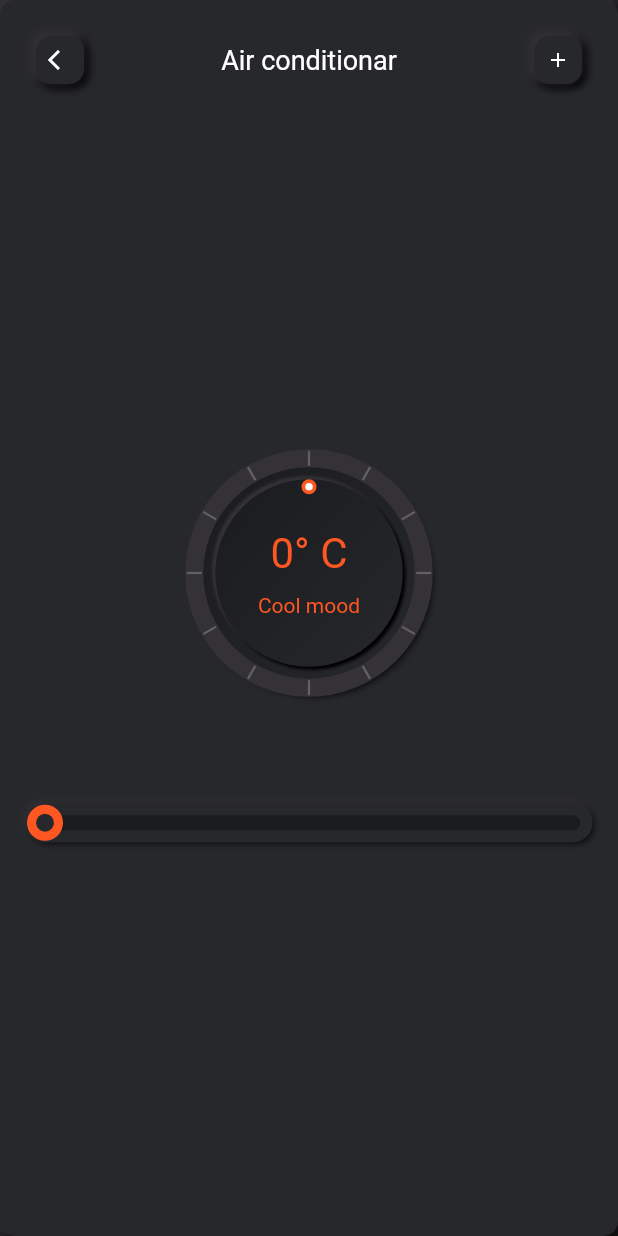
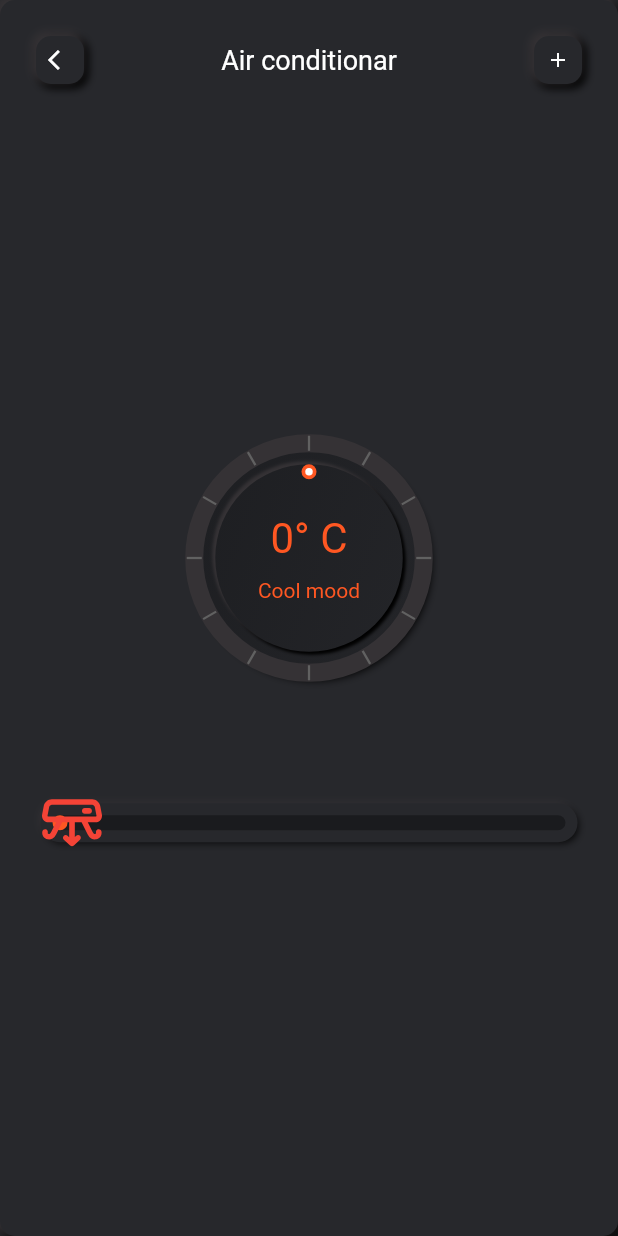
Before and after one commit to Ajit121/smart_home, a Flutter app: the screen it shows after launch, after a tap on "Air conditionar", on a phone screen of 412 x 824 dp. Run offline on Flutter 3.47's test engine with Material 2 defaults, Android fonts, the phone set to English and light mode, and no system bars; our stand-ins replace flutter_svg.

Commit message:
Custom tempreture seekbar and tempreture dial gesture tempreture

```diff
--- a/lib/device.dart
+++ b/lib/device.dart
@@ -1,11 +1,14 @@
+import 'dart:collection';
 import 'dart:math';
 
 import 'package:flutter/cupertino.dart';
 import 'package:flutter/material.dart';
 import 'package:flutter/painting.dart';
+import 'package:flutter_svg/svg.dart';
 import 'package:smart_home/data/Device.dart';
 import 'package:smart_home/theme/Colors.dart';
 import 'package:smart_home/theme/theme.dart';
+import 'package:smart_home/utils.dart';
 import 'package:vector_math/vector_math.dart' show radians;
 import 'dart:math' as math;
 
@@ -57,6 +60,8 @@
 
   @override
   Widget build(BuildContext context) {
+    double width = MediaQuery.of(context).size.width;
+    print('HeaderWidget width $width');
     return Row(
       mainAxisSize: MainAxisSize.min,
       children: <Widget>[
@@ -130,31 +135,13 @@
   double _blurRadius = 4;
   double _spreadRadius = 1;
   double _offset = 4;
-  double _currentDragPercent;
-  double _currentTempreture = 0;
+  int _currentTempreture = 0;
 
-  //bool isDragging = false;
- // PolarCoord lastDragCoord;
-
-  PolarCoord _startDragCoord;
-
-  void _onDragStart(PolarCoord coord) {
-    _startDragCoord = coord;
-    _startDragPercent = _currentTempreture / 100;
-  }
-
-  void _onDragUpdate(PolarCoord coord) {
-    final dragAngle = coord.angle - _startDragCoord.angle;
-    final dragPercent = dragAngle / (2 * pi);
-
+  void onTempretureUpdate(int tempreture) {
     setState(() {
-      _currentDragPercent = (_startDragPercent + dragPercent) % 1.0;
-      _currentTempreture = _currentDragPercent * 100;
-
+      _currentTempreture = tempreture;
     });
   }
-
-  void _onDragEnd() {}
 
   @override
   Widget build(BuildContext context) {
@@ -186,9 +173,7 @@
                   ),
                   child: TempretureDial(
                     tempreture: _currentTempreture.toInt(),
-                    onTempretureUpdateStart: _onDragStart,
-                    onTempretureUpdate: _onDragUpdate,
-                    onTempretureUpdateEnd: _onDragEnd,
+                    onTempretureUpdate: onTempretureUpdate,
                   ),
                 ),
               ),
@@ -202,8 +187,14 @@
             Hero(
               tag: '${widget.device.deviceName}slider',
               child: Container(
-                  decoration: widgetDecoration,
-                  child: TempretureSlider(tempreture: _currentTempreture)),
+                child: Stack(
+                  children: <Widget>[
+                    TempretureSlider(
+                        tempreture: _currentTempreture,
+                        onTempretureUpdate: onTempretureUpdate),
+                  ],
+                ),
+              ),
             ),
           ],
         ),
@@ -212,28 +203,46 @@
   }
 }
 
-class TempretureDial extends StatelessWidget {
+class TempretureDial extends StatefulWidget {
   int tempreture;
 
-  Function(PolarCoord coord) onTempretureUpdate;
-  Function(PolarCoord coord) onTempretureUpdateStart;
-  Function() onTempretureUpdateEnd;
+  Function(int tempreture) onTempretureUpdate;
 
-  TempretureDial(
-      {this.tempreture,
-      this.onTempretureUpdateStart,
-      this.onTempretureUpdate,
-      this.onTempretureUpdateEnd});
+  TempretureDial({this.tempreture, this.onTempretureUpdate});
+
+  @override
+  _TempretureDialState createState() => _TempretureDialState();
+}
+
+class _TempretureDialState extends State<TempretureDial> {
+  double _startDragPercent = 0;
+
+  double _currentDragPercent;
+
+  double _currentTempreture = 0;
+
+  PolarCoord _startDragCoord;
 
   @override
   Widget build(BuildContext context) {
     return RadialDragGestureDetector(
-      onRadialDragUpdate: onTempretureUpdate,
-      onRadialDragStart: onTempretureUpdateStart,
-      onRadialDragEnd: onTempretureUpdateEnd,
+      onRadialDragUpdate: (PolarCoord coord) {
+        final dragAngle = coord.angle - _startDragCoord.angle;
+        final dragPercent = dragAngle / (2 * pi);
+
+        setState(() {
+          _currentDragPercent = (_startDragPercent + dragPercent) % 1.0;
+          _currentTempreture = _currentDragPercent * 101;
+        });
+        widget.onTempretureUpdate(_currentTempreture.toInt());
+      },
+      onRadialDragStart: (PolarCoord coord) {
+        _startDragCoord = coord;
+        _startDragPercent = _currentTempreture / 101;
+      },
       child: Container(
         child: CustomPaint(
-          foregroundPainter: TempretureIndicator(tempreture: tempreture),
+          foregroundPainter: TempretureIndicator(tempreture: widget.tempreture),
           child: Container(
             decoration: tempretureDialDecoration(),
             child: Container(
@@ -242,21 +251,29 @@
               decoration: tempretureDialDecoration(),
               child: CustomPaint(
                 foregroundPainter:
-                    TempretureProgressBar(tempreture: tempreture),
+                    TempretureProgressBar(tempreture: widget.tempreture),
                 child: Container(
                   margin: const EdgeInsets.all(28),
-                  child: Column(
+                  child: ListView(
+                    physics: NeverScrollableScrollPhysics(),
+                    shrinkWrap: true,
                     children: <Widget>[
-                      Text(
-                        '${tempreture.toInt()}\u00B0 C',
+                      Align(
+                        alignment: Alignment.center,
+                        child: Text(
+                          '${widget.tempreture.toInt()}\u00B0 C',
                           style: TextStyle(fontSize: 28, color: accentColor),
+                        ),
                       ),
                       SizedBox(
                         height: 10,
                       ),
-                      Text(
+                      Align(
+                        alignment: Alignment.center,
+                        child: Text(
                           'Cool mood',
                           style: TextStyle(fontSize: 14, color: accentColor),
+                        ),
                       )
                     ],
                   ),
@@ -341,6 +358,7 @@
     final circleWidth = 12.0;
     Offset center = Offset(size.width / 2, size.height / 2);
     double radius = min(size.width / 2, size.height / 2);
+
     Paint indicatorPaint = Paint()
       ..strokeWidth = circleWidth
       ..color = Brighter
@@ -352,27 +370,16 @@
 
     canvas.save();
 
-    final progressPercentage = tempreture / 100;
-
-    final progress = tempreture / 100;
-    final thumbAngle = 2 * pi * progress - (pi / 2);
-    final thumbX = cos(thumbAngle) * radius;
-    final thumbY = sin(thumbAngle) * radius;
-    final thumbCenter = new Offset(thumbX, thumbY) + center;
-
-    // final deg  = atan2(y2-y1, x2-x1);
-    // print('degree  $deg');
-    // print('progress $progressPercentage');
     List.generate(maxLines, (i) {
-      final lineAngle = 2 * pi * progress - (pi / 2);
-
-      //print('calculationg $lineAngle  and $thumbAngle');
-
       final a1 = Offset(0, radius + 5);
       final b1 = Offset(0, radius - 5);
 
+      final rotationAngle = 2 * pi / maxLines;
+
+
       canvas.drawLine(a1, b1, linePainter);
-      canvas.rotate(2 * pi / maxLines);
+
+      canvas.rotate(rotationAngle);
     });
 
     canvas.restore();
@@ -404,21 +411,31 @@
         end: Alignment.bottomRight,
         colors: [LightBrighter, backgroundColor]));
 
-class TempretureSlider extends StatelessWidget {
+class TempretureSlider extends StatefulWidget {
   final tempreture;
+  final Function(int tempreture) onTempretureUpdate;
 
-  const TempretureSlider({Key key, this.tempreture}) : super(key: key);
+  TempretureSlider({Key key, this.tempreture, this.onTempretureUpdate})
+      : super(key: key);
+
+  @override
+  _TempretureSliderState createState() => _TempretureSliderState();
+}
+
+class _TempretureSliderState extends State<TempretureSlider> {
+  double width;
+  double position = 0;
 
   @override
   Widget build(BuildContext context) {
-    return GestureDetector(
-      onTap: () {
-        print('header tapped');
-      },
-      onHorizontalDragUpdate: (DragUpdateDetails details) {
-        print('dragging 2${details.globalPosition}');
-      },
-      child: Container(
+    return LayoutBuilder(builder: (context, constraints) {
+      width = constraints.maxWidth;
+      position = (constraints.maxWidth / 100) * widget.tempreture;
+      print('TempretureSlider width ${constraints.maxWidth}');
+      return Stack(
+        children: <Widget>[
+          Container(
+            padding: const EdgeInsets.all(10),
             margin: const EdgeInsets.all(10),
             decoration: widgetDecoration,
             child: Stack(
@@ -430,37 +447,55 @@
                   ),
                 ),
                 CustomPaint(
-              foregroundPainter: SliderPainter(tempreture: tempreture),
+                  foregroundPainter:
+                      SliderPainter(tempreture: widget.tempreture),
                   child: Container(
                     width: double.infinity,
-              ),
-            ),
-            GestureDetector(
-              onTap: () {
-                print('header tapped');
-              },
-              onHorizontalDragUpdate: (DragUpdateDetails details) {
-                print('dragging 2${details.globalPosition}');
-              },
-              child: CustomPaint(
-                foregroundPainter: SliderHeaderPainter(tempreture: tempreture),
-                child: GestureDetector(
-                  onTap: () {
-                    print('header tapped');
-                  },
-                  onHorizontalDragUpdate: (DragUpdateDetails details) {
-                    print('dragging 2${details.globalPosition}');
-                  },
-                  child: Container(
-                    width: double.infinity,
-                  ),
-                ),
                   ),
                 ),
               ],
             ),
           ),
+          Positioned.fill(
+              left: (position - (constraints.maxWidth / 2)) - 130,
+              child: GestureDetector(
+                onHorizontalDragUpdate: _onDrag,
+                child: Container(
+                  child: SvgPicture.asset(
+                    'assets/ac.svg',
+                    color: Colors.red,
+                    width: 0,
+                  ),
+                ),
+              )
+
+              /* CustomPaint(
+              foregroundPainter: SliderHeaderPainter(tempreture: widget.tempreture),
+              child: GestureDetector(
+                onHorizontalDragUpdate: _onDrag,
+                child: Container(
+                  child: SvgPicture.asset(
+                    'assets/ac.svg',
+                    color: Colors.red,
+                    width: double.infinity,
+                  ),
+                ),
+              ),
+            ),*/
+              ),
+        ],
       );
+    });
+  }
+
+  _onDrag(DragUpdateDetails details) {
+    // position += details.delta.dx+1;
+    final localTouchOffset = (context.findRenderObject() as RenderBox)
+        .globalToLocal(details.globalPosition);
+    position = localTouchOffset.dx;
+    final progress = (position / width) * 100;
+    print('progress $progress');
+    widget.onTempretureUpdate(progress.toInt());
   }
 }
 
@@ -480,7 +515,6 @@
   @override
   void paint(Canvas canvas, Size size) {
     final startOffset = Offset(0, 0);
-    //   final progress = (size.width / 100) * tempreture;
     final endOffset = Offset(size.width, 0);
     canvas.drawLine(startOffset, endOffset, sliderPaint);
     canvas.drawLine(startOffset, endOffset, sliderHolePaint);
@@ -528,13 +562,18 @@
 
   SliderHeaderPainter({this.tempreture});
 
+  final circleRadius = 16.0;
+
   @override
   void paint(Canvas canvas, Size size) {
     final progress = (size.width / 100) * tempreture;
-    final endOffset = Offset(progress, 0);
-    //final radius = min(4)
-    canvas.drawCircle(endOffset, 12, _progressHeaderCirclePaint);
-    canvas.drawCircle(endOffset, 6, _progressHeaderHolePaint);
+    // final center = Offset(size.width / 2, size.height / 2);
+
+    final endOffset = Offset(progress, size.height / 2);
+
+    final radius = min(size.width / 2, size.height / 2);
+    canvas.drawCircle(endOffset, radius, _progressHeaderCirclePaint);
+    canvas.drawCircle(endOffset, radius / 2, _progressHeaderHolePaint);
   }
 
   @override
--- a/lib/main.dart
+++ b/lib/main.dart
@@ -16,6 +16,8 @@
   Widget build(BuildContext context) {
     return MaterialApp(
       title: 'Smart home',
+      debugShowCheckedModeBanner: false,
+      debugShowMaterialGrid: false,
       theme: ThemeData(
           primarySwatch: Colors.blue,
           backgroundColor: backgroundColor,
```
Lines whose indentation alone changed are shown as unchanged.
